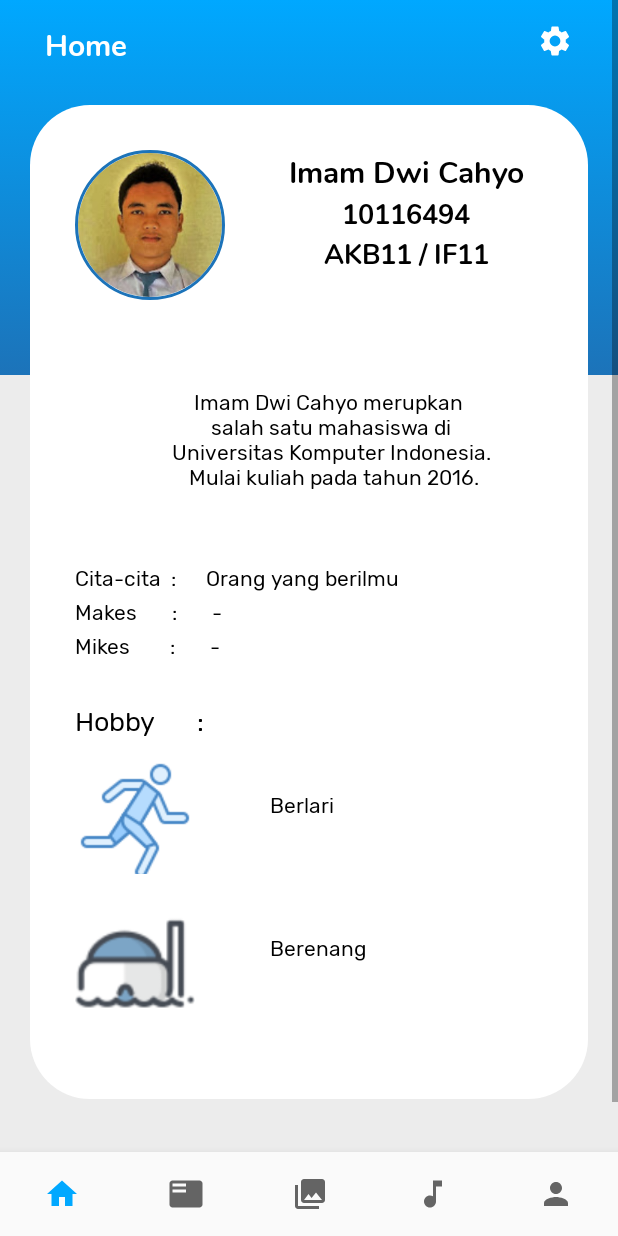
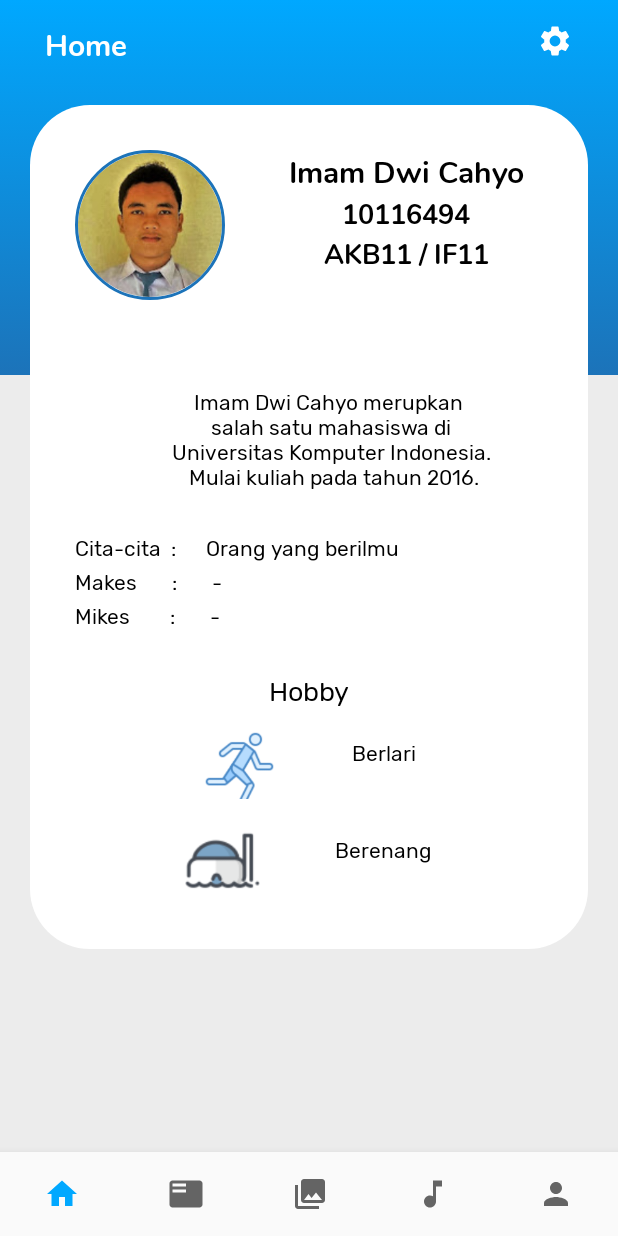
Before and after one commit to imamdwicahyo/LAT3_AKB11_10116494, an Android app: the screen it shows after launch (MainActivity), after a tap on "SKIP", on a phone screen of 412 x 824 dp. Run offline under Robolectric (Android 15) with nearby library versions, the phone set to English and light mode, and no system bars; our stand-ins replace CircleImageView; libraries missing offline, so code that uses them is left out: com.wang.avi; 2 statements that could not run were skipped; 1 other tap on this screen came first.

```diff
--- a/app/src/main/java/com/idea/idc/myselfapps/WalkthroughActivity.java
+++ b/app/src/main/java/com/idea/idc/myselfapps/WalkthroughActivity.java
@@ -34,10 +34,10 @@ public class WalkthroughActivity extends AppCompatActivity {
 
         // mengecek lauch activity - sebelum memanggil setContentView()
         prefManager = new PrefManager(this);
-//        if (!prefManager.isFirstTimeLaunch()) {
-//            launchHomeScreen();
-//            finish();
-//        }
+        if (!prefManager.isFirstTimeLaunch()) {
+            launchHomeScreen();
+            finish();
+        }
 
         // membuat transparan notifikasi
         if (Build.VERSION.SDK_INT >= 21) {
--- a/app/src/main/res/layout/fragment_home.xml
+++ b/app/src/main/res/layout/fragment_home.xml
@@ -119,7 +119,7 @@
                     android:layout_width="match_parent"
                     android:layout_height="wrap_content"
                     android:layout_below="@id/txt_deskripsiDiri"
-                    android:layout_marginTop="50dp"
+                    android:layout_marginTop="30dp"
                     android:paddingLeft="30dp"
                     android:text="Cita-cita  :      Orang yang berilmu"
                     android:textColor="@color/colorBlack"
@@ -156,8 +156,8 @@
                     android:layout_height="wrap_content"
                     android:layout_below="@id/txt_Mikes"
                     android:layout_marginTop="30dp"
-                    android:paddingLeft="30dp"
-                    android:text="Hobby      :"
+                    android:text="Hobby"
+                    android:textAlignment="center"
                     android:textColor="@color/colorBlack"
                     android:textSize="18dp"
                     android:fontFamily="@font/rubik_regular"/>
@@ -171,15 +171,14 @@
                     android:orientation="horizontal">
 
                     <ImageView
-                        android:layout_width="80dp"
-                        android:layout_height="80dp"
+                        android:layout_width="50dp"
+                        android:layout_height="50dp"
                         android:layout_below="@id/txt_hobby"
-                        android:layout_marginLeft="30dp"
                         android:layout_marginTop="10dp"
                         android:src="@drawable/icons8running80"/>
 
                     <TextView
-                        android:layout_width="match_parent"
+                        android:layout_width="wrap_content"
                         android:layout_height="wrap_content"
                         android:layout_below="@id/txt_hobby"
                         android:paddingLeft="50dp"
@@ -194,22 +193,21 @@
                     android:id="@+id/hobby2"
                     android:layout_width="match_parent"
                     android:layout_height="wrap_content"
-                    android:layout_marginBottom="50dp"
+                    android:layout_marginBottom="30dp"
                     android:layout_below="@id/hobby1"
                     android:gravity="center"
                     android:orientation="horizontal">
 
                     <ImageView
-                        android:layout_width="80dp"
-                        android:layout_height="80dp"
+                        android:layout_width="50dp"
+                        android:layout_height="50dp"
                         android:layout_below="@id/txt_hobby"
-                        android:layout_marginLeft="30dp"
                         android:layout_marginTop="10dp"
                         android:layout_marginBottom="10dp"
                         android:src="@drawable/icons8snorkel64"/>
 
                     <TextView
-                        android:layout_width="match_parent"
+                        android:layout_width="wrap_content"
                         android:layout_height="wrap_content"
                         android:layout_below="@id/txt_hobby"
                         android:paddingLeft="50dp"
--- a/app/src/main/res/values/colors.xml
+++ b/app/src/main/res/values/colors.xml
@@ -24,10 +24,10 @@
     <color name="dot_light_screen4">#7d5fff</color>
 
     <array name="array_dot_active">
-        <item>@color/dot_light_screen1</item>
-        <item>@color/dot_light_screen2</item>
-        <item>@color/dot_light_screen3</item>
-        <item>@color/dot_light_screen4</item>
+        <item>@color/themeColor</item>
+        <item>@color/themeColor</item>
+        <item>@color/themeColor</item>
+        <item>@color/themeColor</item>
     </array>
 
     <array name="array_dot_inactive">
```
Also changed, not shown: app/src/main/java/com/idea/idc/myselfapps/DailyFragment.java (+27 -54 lines).
